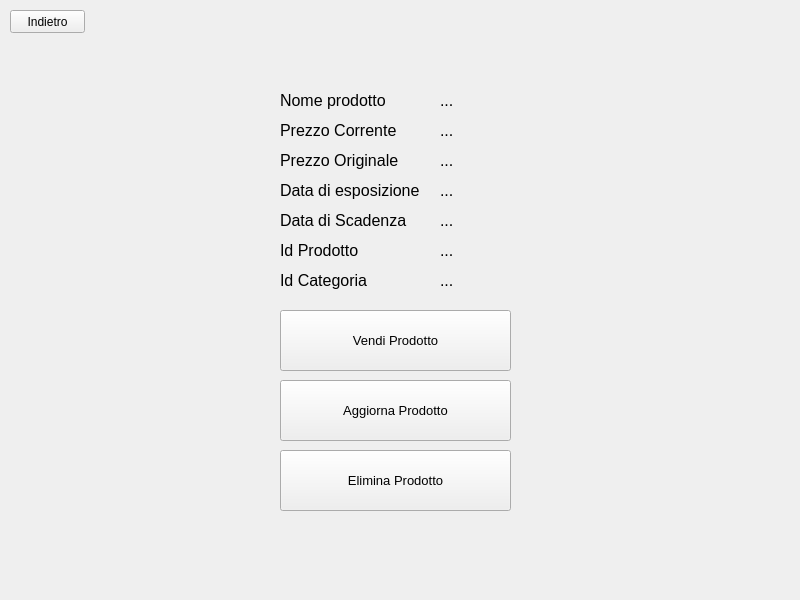
Before: the Qt Designer form NegozioDelUsatoPYQT5/ProdottoAdminWindow.ui in LeonUrsu/NegozioDellUsato-ExamIS, drawn with Qt 5.
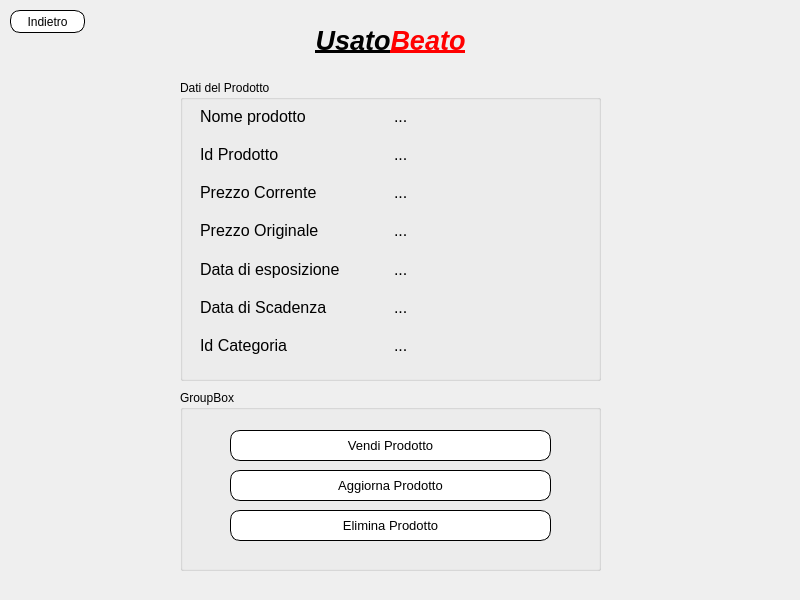
After: the same form once the commit is applied.

Commit message: viste aggiornate: ProdottoAdminW, StatoProdottiW

```diff
--- a/NegozioDelUsatoPYQT5/ProdottoAdminWindow.ui
+++ b/NegozioDelUsatoPYQT5/ProdottoAdminWindow.ui
@@ -14,15 +14,57 @@
    <string>MainWindow</string>
   </property>
   <widget class="QWidget" name="loginWidget">
+   <widget class="QPushButton" name="Indietro">
+    <property name="geometry">
+     <rect>
+      <x>10</x>
+      <y>10</y>
+      <width>75</width>
+      <height>23</height>
+     </rect>
+    </property>
+    <property name="styleSheet">
+     <string notr="true">QPushButton {
+    background-color: white;
+    border: 1px solid black;
+	border-radius:10px;
+}
+QPushButton:pressed {
+    background-color:  rgb(51, 153, 204);
+    border: 1px solid black;
+	border-radius:10px;
+}</string>
+    </property>
+    <property name="text">
+     <string>Indietro</string>
+    </property>
+   </widget>
+   <widget class="QGroupBox" name="groupBox">
+    <property name="geometry">
+     <rect>
+      <x>180</x>
+      <y>80</y>
+      <width>421</width>
+      <height>301</height>
+     </rect>
+    </property>
+    <property name="title">
+     <string>Dati del Prodotto</string>
+    </property>
+    <widget class="QWidget" name="horizontalLayoutWidget">
+     <property name="geometry">
+      <rect>
+       <x>20</x>
+       <y>20</y>
+       <width>381</width>
+       <height>261</height>
+      </rect>
+     </property>
+     <layout class="QHBoxLayout" name="horizontalLayout">
+      <item>
+       <layout class="QVBoxLayout" name="verticalLayout">
+        <item>
    <widget class="QLabel" name="NomeProdotto_2">
-    <property name="geometry">
-     <rect>
-      <x>280</x>
-      <y>90</y>
-      <width>141</width>
-      <height>21</height>
-     </rect>
-    </property>
     <property name="font">
      <font>
       <pointsize>12</pointsize>
@@ -32,15 +74,21 @@
      <string>Nome prodotto</string>
     </property>
    </widget>
+        </item>
+        <item>
+         <widget class="QLabel" name="IdProdotto">
+          <property name="font">
+           <font>
+            <pointsize>12</pointsize>
+           </font>
+          </property>
+          <property name="text">
+           <string>Id Prodotto</string>
+          </property>
+         </widget>
+        </item>
+        <item>
    <widget class="QLabel" name="PrezzoCorrente">
-    <property name="geometry">
-     <rect>
-      <x>280</x>
-      <y>120</y>
-      <width>141</width>
-      <height>21</height>
-     </rect>
-    </property>
     <property name="font">
      <font>
       <pointsize>12</pointsize>
@@ -50,15 +98,9 @@
      <string>Prezzo Corrente</string>
     </property>
    </widget>
+        </item>
+        <item>
    <widget class="QLabel" name="PrezzoOriginale">
-    <property name="geometry">
-     <rect>
-      <x>280</x>
-      <y>150</y>
-      <width>141</width>
-      <height>21</height>
-     </rect>
-    </property>
     <property name="font">
      <font>
       <pointsize>12</pointsize>
@@ -68,15 +110,9 @@
      <string>Prezzo Originale</string>
     </property>
    </widget>
+        </item>
+        <item>
    <widget class="QLabel" name="DataEsposizione">
-    <property name="geometry">
-     <rect>
-      <x>280</x>
-      <y>180</y>
-      <width>141</width>
-      <height>21</height>
-     </rect>
-    </property>
     <property name="font">
      <font>
       <pointsize>12</pointsize>
@@ -86,15 +122,9 @@
      <string>Data di esposizione</string>
     </property>
    </widget>
+        </item>
+        <item>
    <widget class="QLabel" name="DatadiScadenza">
-    <property name="geometry">
-     <rect>
-      <x>280</x>
-      <y>210</y>
-      <width>141</width>
-      <height>21</height>
-     </rect>
-    </property>
     <property name="font">
      <font>
       <pointsize>12</pointsize>
@@ -104,46 +134,9 @@
      <string>Data di Scadenza</string>
     </property>
    </widget>
-   <widget class="QLabel" name="IdProdotto">
-    <property name="geometry">
-     <rect>
-      <x>280</x>
-      <y>240</y>
-      <width>141</width>
-      <height>21</height>
-     </rect>
-    </property>
-    <property name="font">
-     <font>
-      <pointsize>12</pointsize>
-     </font>
-    </property>
-    <property name="text">
-     <string>Id Prodotto</string>
-    </property>
-   </widget>
-   <widget class="QPushButton" name="Indietro">
-    <property name="geometry">
-     <rect>
-      <x>10</x>
-      <y>10</y>
-      <width>75</width>
-      <height>23</height>
-     </rect>
-    </property>
-    <property name="text">
-     <string>Indietro</string>
-    </property>
-   </widget>
+        </item>
+        <item>
    <widget class="QLabel" name="IdCategoria">
-    <property name="geometry">
-     <rect>
-      <x>280</x>
-      <y>270</y>
-      <width>141</width>
-      <height>21</height>
-     </rect>
-    </property>
     <property name="font">
      <font>
       <pointsize>12</pointsize>
@@ -153,15 +146,25 @@
      <string>Id Categoria</string>
     </property>
    </widget>
+        </item>
+       </layout>
+      </item>
+      <item>
+       <layout class="QVBoxLayout" name="verticalLayout_2">
+        <item>
    <widget class="QLabel" name="NomeProdottoDaAgg">
-    <property name="geometry">
-     <rect>
-      <x>440</x>
-      <y>90</y>
-      <width>141</width>
-      <height>21</height>
-     </rect>
-    </property>
+          <property name="font">
+           <font>
+            <pointsize>12</pointsize>
+           </font>
+          </property>
+          <property name="text">
+           <string>...</string>
+          </property>
+         </widget>
+        </item>
+        <item>
+         <widget class="QLabel" name="IdProdottoDaAgg">
     <property name="font">
      <font>
       <pointsize>12</pointsize>
@@ -171,15 +174,9 @@
      <string>...</string>
     </property>
    </widget>
+        </item>
+        <item>
    <widget class="QLabel" name="PrezzoCorrenteDaAgg">
-    <property name="geometry">
-     <rect>
-      <x>440</x>
-      <y>120</y>
-      <width>141</width>
-      <height>21</height>
-     </rect>
-    </property>
     <property name="font">
      <font>
       <pointsize>12</pointsize>
@@ -189,15 +186,9 @@
      <string>...</string>
     </property>
    </widget>
+        </item>
+        <item>
    <widget class="QLabel" name="PrezzoOriginaleDaAgg">
-    <property name="geometry">
-     <rect>
-      <x>440</x>
-      <y>150</y>
-      <width>141</width>
-      <height>21</height>
-     </rect>
-    </property>
     <property name="font">
      <font>
       <pointsize>12</pointsize>
@@ -207,15 +198,9 @@
      <string>...</string>
     </property>
    </widget>
+        </item>
+        <item>
    <widget class="QLabel" name="DataDiEspozioneDaAgg">
-    <property name="geometry">
-     <rect>
-      <x>440</x>
-      <y>180</y>
-      <width>141</width>
-      <height>21</height>
-     </rect>
-    </property>
     <property name="font">
      <font>
       <pointsize>12</pointsize>
@@ -225,15 +210,9 @@
      <string>...</string>
     </property>
    </widget>
+        </item>
+        <item>
    <widget class="QLabel" name="DataDiScadenzaDaAgg">
-    <property name="geometry">
-     <rect>
-      <x>440</x>
-      <y>210</y>
-      <width>141</width>
-      <height>21</height>
-     </rect>
-    </property>
     <property name="font">
      <font>
       <pointsize>12</pointsize>
@@ -243,33 +222,9 @@
      <string>...</string>
     </property>
    </widget>
-   <widget class="QLabel" name="IdProdottoDaAgg">
-    <property name="geometry">
-     <rect>
-      <x>440</x>
-      <y>240</y>
-      <width>141</width>
-      <height>21</height>
-     </rect>
-    </property>
-    <property name="font">
-     <font>
-      <pointsize>12</pointsize>
-     </font>
-    </property>
-    <property name="text">
-     <string>...</string>
-    </property>
-   </widget>
+        </item>
+        <item>
    <widget class="QLabel" name="IdCategoriaDaAgg">
-    <property name="geometry">
-     <rect>
-      <x>440</x>
-      <y>270</y>
-      <width>141</width>
-      <height>21</height>
-     </rect>
-    </property>
     <property name="font">
      <font>
       <pointsize>12</pointsize>
@@ -277,15 +232,90 @@
     </property>
     <property name="text">
      <string>...</string>
+          </property>
+         </widget>
+        </item>
+       </layout>
+      </item>
+     </layout>
+    </widget>
+   </widget>
+   <widget class="QLabel" name="label">
+    <property name="geometry">
+     <rect>
+      <x>280</x>
+      <y>20</y>
+      <width>221</width>
+      <height>41</height>
+     </rect>
+    </property>
+    <property name="font">
+     <font>
+      <pointsize>20</pointsize>
+      <weight>75</weight>
+      <italic>true</italic>
+      <bold>true</bold>
+      <underline>true</underline>
+      <strikeout>false</strikeout>
+      <stylestrategy>PreferAntialias</stylestrategy>
+     </font>
+    </property>
+    <property name="text">
+     <string>&lt;html&gt;&lt;head/&gt;&lt;body&gt;&lt;p align=&quot;center&quot;&gt;&lt;span style=&quot; font-weight:600;&quot;&gt;Usato&lt;/span&gt;&lt;span style=&quot; font-weight:600; color:#ff0000;&quot;&gt;Beato&lt;/span&gt;&lt;/p&gt;&lt;/body&gt;&lt;/html&gt;</string>
+    </property>
+   </widget>
+   <widget class="QGroupBox" name="groupBox_2">
+    <property name="geometry">
+     <rect>
+      <x>180</x>
+      <y>390</y>
+      <width>421</width>
+      <height>181</height>
+     </rect>
+    </property>
+    <property name="title">
+     <string>GroupBox</string>
+    </property>
+    <widget class="QPushButton" name="EliminaProdotto">
+     <property name="geometry">
+      <rect>
+       <x>50</x>
+       <y>120</y>
+       <width>321</width>
+       <height>31</height>
+      </rect>
+     </property>
+     <property name="font">
+      <font>
+       <pointsize>10</pointsize>
+      </font>
+     </property>
+     <property name="styleSheet">
+      <string notr="true">QPushButton {
+    background-color: white;
+    border: 1px solid black;
+	border-radius:10px;
+}
+QPushButton:pressed {
+    background-color:  rgb(51, 153, 204);
+    border: 1px solid black;
+	border-radius:10px;
+}</string>
+     </property>
+     <property name="text">
+      <string>Elimina Prodotto</string>
+     </property>
+     <property name="shortcut">
+      <string>Return</string>
     </property>
    </widget>
    <widget class="QPushButton" name="VendiProdotto">
     <property name="geometry">
      <rect>
-      <x>280</x>
-      <y>310</y>
-      <width>231</width>
-      <height>61</height>
+       <x>50</x>
+       <y>40</y>
+       <width>321</width>
+       <height>31</height>
      </rect>
     </property>
     <property name="font">
@@ -293,6 +323,18 @@
       <pointsize>10</pointsize>
      </font>
     </property>
+     <property name="styleSheet">
+      <string notr="true">QPushButton {
+    background-color: white;
+    border: 1px solid black;
+	border-radius:10px;
+}
+QPushButton:pressed {
+    background-color:  rgb(51, 153, 204);
+    border: 1px solid black;
+	border-radius:10px;
+}</string>
+     </property>
     <property name="text">
      <string>Vendi Prodotto</string>
     </property>
@@ -303,10 +345,10 @@
    <widget class="QPushButton" name="AggiornaProdotto">
     <property name="geometry">
      <rect>
-      <x>280</x>
-      <y>380</y>
-      <width>231</width>
-      <height>61</height>
+       <x>50</x>
+       <y>80</y>
+       <width>321</width>
+       <height>31</height>
      </rect>
     </property>
     <property name="font">
@@ -314,6 +356,18 @@
       <pointsize>10</pointsize>
      </font>
     </property>
+     <property name="styleSheet">
+      <string notr="true">QPushButton {
+    background-color: white;
+    border: 1px solid black;
+	border-radius:10px;
+}
+QPushButton:pressed {
+    background-color:  rgb(51, 153, 204);
+    border: 1px solid black;
+	border-radius:10px;
+}</string>
+     </property>
     <property name="text">
      <string>Aggiorna Prodotto</string>
     </property>
@@ -321,26 +375,6 @@
      <string>Return</string>
     </property>
    </widget>
-   <widget class="QPushButton" name="EliminaProdotto">
-    <property name="geometry">
-     <rect>
-      <x>280</x>
-      <y>450</y>
-      <width>231</width>
-      <height>61</height>
-     </rect>
-    </property>
-    <property name="font">
-     <font>
-      <pointsize>10</pointsize>
-     </font>
-    </property>
-    <property name="text">
-     <string>Elimina Prodotto</string>
-    </property>
-    <property name="shortcut">
-     <string>Return</string>
-    </property>
    </widget>
   </widget>
  </widget>
```
Lines whose indentation alone changed are shown as unchanged. The commit also changes 3 other files.
